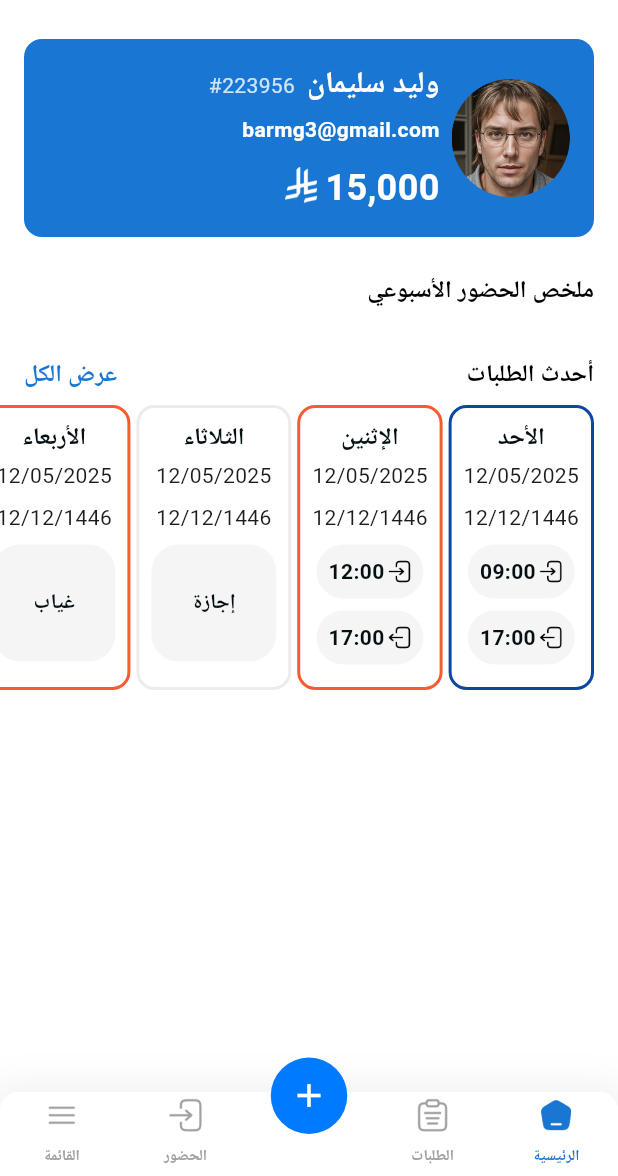
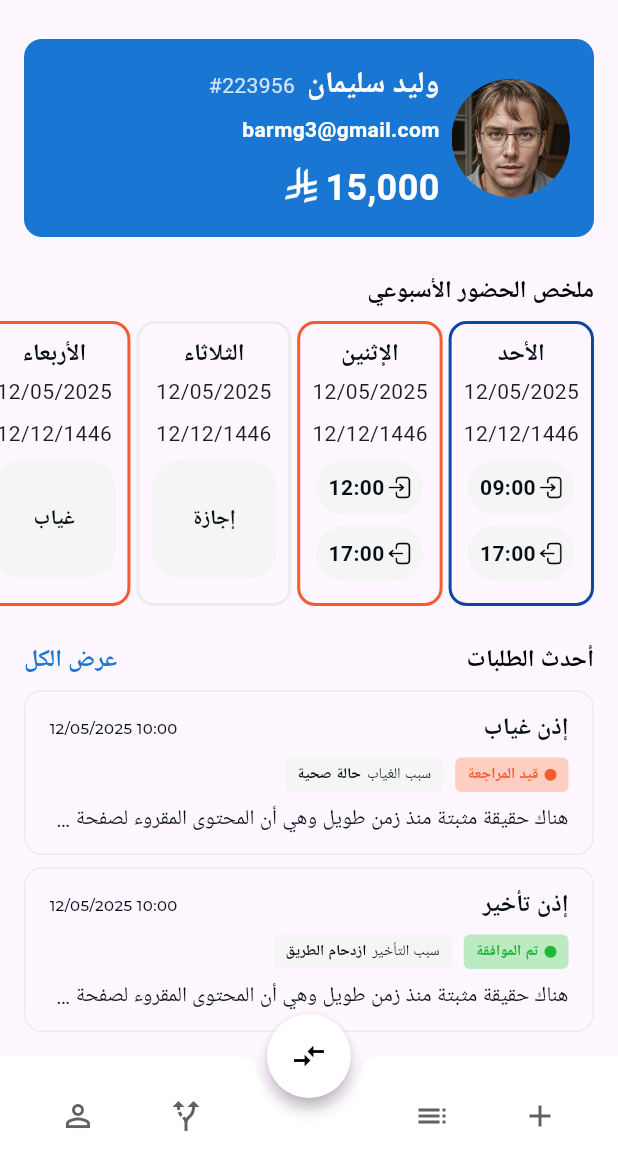
Before and after one commit to mahmoudhamdyae/Smaw, a Flutter app: the screen it shows after launch, on a phone screen of 412 x 824 dp, the part 60-1236 px from its top. Run offline on Flutter 3.47's test engine with Material 3 defaults, Android fonts, the phone set to English and light mode, and no system bars; drawn by our look-alikes of persistent_bottom_nav_bar_v2; our stand-ins replace convex_bottom_bar, get_it, google_fonts, shared_preferences; Roboto replaces fonts that are missing (Tajawal).

Commit message:
Home Screen Finish

```diff
--- a/assets/translations/ar-EG.json
+++ b/assets/translations/ar-EG.json
@@ -20,11 +20,11 @@
   "home_accepted": "تم الموافقة",
   "home_absence_reason": "سبب الغياب",
   "home_delay_reason": "سبب التأخير",
-  "home_health_reason": "حالة صحية",
-  "home_traffic_jam_reason": "ازدحام الطريق",
   "home_view_more": "عرض الكل",
   "home_vacation": "إجازة",
   "home_absence": "غياب",
+  "home_leave_of_absence": "إذن غياب",
+  "home_leave_of_delay": "إذن تأخير",
 
   "sat": "السبت",
   "sun": "الأحد",
--- a/assets/translations/en-US.json
+++ b/assets/translations/en-US.json
@@ -20,11 +20,11 @@
   "home_accepted": "Approved",
   "home_absence_reason": "Absence Reason",
   "home_delay_reason": "Delay Reason",
-  "home_health_reason": "Health Issue",
-  "home_traffic_jam_reason": "Traffic Jam",
   "home_view_more": "View All",
   "home_vacation": "Vacation",
   "home_absence": "Absence",
+  "home_leave_of_absence": "Leave of Absence",
+  "home_leave_of_delay": "Leave of Delay",
 
   "sat": "Saturday",
   "sun": "Sunday",
--- a/lib/core/resources/colors_manager.dart
+++ b/lib/core/resources/colors_manager.dart
@@ -27,4 +27,7 @@ class ColorsManager {
   static const Color black = Color(0xFF051014);
   static const Color supportBlueDeep = Color(0xFF0D47A1);
   static const Color supportOrange = Color(0xFFF75C31);
+  static const Color supportOrangeLight = Color(0xFFFDCEC1);
+  static const Color supportGreen = Color(0xFF1EB835);
+  static const Color supportGreenLight = Color(0xFFBCEAC2);
 }
--- a/lib/core/resources/strings_manager.dart
+++ b/lib/core/resources/strings_manager.dart
@@ -23,8 +23,8 @@ class StringsManager {
   static const homeAccepted = "home_accepted";
   static const homeAbsenceReason = "home_absence_reason";
   static const homeDelayReason = "home_delay_reason";
-  static const homeHealthReason = "home_health_reason";
-  static const homeTrafficJamReason = "home_traffic_jam_reason";
+  static const homeLeaveOfAbsence = "home_leave_of_absence";
+  static const homeLeaveOfDelay = "home_leave_of_delay";
   static const homeViewMore = "home_view_more";
   static const homeVacation = "home_vacation";
   static const homeAbsence = "home_absence";
--- /dev/null
+++ b/lib/features/home/domain/models/order.dart
@@ -0,0 +1,44 @@
+class Order {
+  final OrderType? type;
+  final String? date;
+  final String? time;
+  final OrderStatus? status;
+  final String? reasonTitle;
+  final String? reason;
+
+  const Order({
+    this.type,
+    this.date,
+    this.time,
+    this.status,
+    this.reasonTitle,
+    this.reason
+  });
+}
+
+enum OrderType {
+  absence, delay;
+}
+
+enum OrderStatus {
+  pending, accepted, rejected;
+}
+
+List<Order> getFakeOrders() => [
+  Order(
+    type: OrderType.absence,
+    date: '12/05/2025',
+    time: '10:00',
+    status: OrderStatus.pending,
+    reason: 'هناك حقيقة مثبتة منذ زمن طويل وهي أن المحتوى المقروء لصفحة ما سيلهي القارئ عن التركيز على الشكل الخارجي للنص أو شكل توضع الفقرات في الصفحة التي يقرأها. ولذلك يتم استخدام طريقة لوريم إيبسوم لأنها تعطي توزيعاَ طبيعياَ',
+    reasonTitle: 'حالة صحية'
+  ),
+  Order(
+      type: OrderType.delay,
+      date: '12/05/2025',
+      time: '10:00',
+      status: OrderStatus.accepted,
+      reason: 'هناك حقيقة مثبتة منذ زمن طويل وهي أن المحتوى المقروء لصفحة ما سيلهي القارئ عن التركيز على الشكل الخارجي للنص أو شكل توضع الفقرات في الصفحة التي يقرأها. ولذلك يتم استخدام طريقة لوريم إيبسوم لأنها تعطي توزيعاَ طبيعياَ',
+      reasonTitle: 'ازدحام الطريق'
+  )
+];
--- /dev/null
+++ b/lib/features/home/presentation/components/order_item.dart
@@ -0,0 +1,124 @@
+import 'package:flutter/material.dart';
+import 'package:smaw/core/resources/colors_manager.dart';
+import 'package:smaw/core/resources/fonts_manager.dart';
+import 'package:smaw/core/resources/language_manager.dart';
+import 'package:smaw/core/resources/strings_manager.dart';
+import 'package:smaw/features/home/domain/models/order.dart';
+
+class OrderItem extends StatelessWidget {
+
+  final Order order;
+  const OrderItem({super.key, required this.order});
+
+  @override
+  Widget build(BuildContext context) {
+    return Container(
+      decoration: BoxDecoration(
+        borderRadius: BorderRadius.circular(12),
+        border: Border.all(
+          width: 1,
+          color: ColorsManager.gray200
+        ),
+      ),
+      padding: EdgeInsets.symmetric(vertical: 12, horizontal: 16),
+      child: Column(
+        spacing: 8,
+        children: [
+          Row(
+            mainAxisAlignment: MainAxisAlignment.spaceBetween,
+            children: [
+              Text(
+                order.type == OrderType.absence ?
+                StringsManager.homeLeaveOfAbsence.trans(context) :
+                    order.type == OrderType.delay ?
+                    StringsManager.homeLeaveOfDelay.trans(context) : ''
+                ,
+                style: FontsManager.heading4Bold(),
+              ),
+              Text(
+                '${order.time} ${order.date}',
+                style: FontsManager.captionS(),
+              )
+            ],
+          ),
+
+          Row(
+            spacing: 8,
+            children: [
+              // Order Status
+              Container(
+                padding: EdgeInsets.symmetric(vertical: 4, horizontal: 8),
+                decoration: BoxDecoration(
+                  borderRadius: BorderRadius.circular(4),
+                  color: order.status == OrderStatus.pending ?
+                  ColorsManager.supportOrangeLight :
+                  order.status == OrderStatus.accepted ?
+                  ColorsManager.secondaryGreenLight : Colors.transparent
+                ),
+                child: Row(
+                  spacing: 4,
+                  children: [
+                    // Circle
+                    Container(
+                      width: 8,
+                      height: 8,
+                      decoration: BoxDecoration(
+                        shape: BoxShape.circle,
+                        color: order.status == OrderStatus.pending ?
+                        ColorsManager.supportOrange :
+                        order.status == OrderStatus.accepted ?
+                        ColorsManager.supportGreen : Colors.transparent
+                      ),
+                    ),
+                    Text(
+                      order.status == OrderStatus.pending ? StringsManager.homePending.trans(context) :
+                          order.status == OrderStatus.accepted ? StringsManager.homeAccepted.trans(context) :
+                              StringsManager.homeAccepted.trans(context),
+                      style: FontsManager.captionSBold(
+                          color: order.status == OrderStatus.pending ?
+                          ColorsManager.supportOrange :
+                          order.status == OrderStatus.accepted ?
+                          ColorsManager.supportGreen : Colors.transparent
+                      ),
+                    )
+                  ],
+                ),
+              ),
+
+              // Order Reason
+              Container(
+                decoration: BoxDecoration(
+                  borderRadius: BorderRadius.circular(4),
+                  color: ColorsManager.gray100
+                ),
+                padding: const EdgeInsets.symmetric(vertical: 4, horizontal: 8),
+                child: Row(
+                  spacing: 4,
+                  children: [
+                    Text(
+                      order.type == OrderType.absence ? StringsManager.homeAbsenceReason.trans(context) :
+                        order.type == OrderType.delay ? StringsManager.homeDelayReason.trans(context) :
+                        StringsManager.homeDelayReason.trans(context),
+                      style: FontsManager.captionS(),
+                    ),
+                    Text(
+                      order.reasonTitle ?? '',
+                      style: FontsManager.captionSBold(),
+                    )
+                  ],
+                ),
+              )
+            ],
+          ),
+
+          Text(
+            order.reason ?? '',
+            style: FontsManager.heading5(),
+            maxLines: 1,
+            overflow: TextOverflow.ellipsis,
+          )
+        ],
+      ),
+    );
+  }
+}
--- /dev/null
+++ b/lib/features/home/presentation/components/order_list.dart
@@ -0,0 +1,25 @@
+import 'package:flutter/material.dart';
+import 'package:smaw/core/extensions/num_extenstions.dart';
+import 'package:smaw/core/resources/sizes_manager.dart';
+import 'package:smaw/features/home/domain/models/order.dart';
+import 'package:smaw/features/home/presentation/components/order_item.dart';
+
+class OrderList extends StatelessWidget {
+
+  final List<Order> orders;
+  const OrderList({super.key, required this.orders});
+
+  @override
+  Widget build(BuildContext context) {
+    return ListView.separated(
+      padding: EdgeInsets.symmetric(horizontal: MarginsManager.mainHorizontalMargin),
+      shrinkWrap: true,
+      physics: const ClampingScrollPhysics(),
+      itemCount: orders.length,
+      separatorBuilder: (BuildContext context, int index) => 8.ph,
+      itemBuilder: (BuildContext context, int index) {
+        return OrderItem(order: orders[index]);
+      },
+    );
+  }
+}
--- a/lib/features/home/presentation/screens/home_screen.dart
+++ b/lib/features/home/presentation/screens/home_screen.dart
@@ -2,9 +2,11 @@ import 'package:flutter/material.dart';
 import 'package:smaw/core/extensions/num_extenstions.dart';
 import 'package:smaw/core/resources/strings_manager.dart';
 import 'package:smaw/features/home/domain/models/attendance.dart';
+import 'package:smaw/features/home/domain/models/order.dart';
 import 'package:smaw/features/home/presentation/components/attendance_list.dart';
 import 'package:smaw/features/home/presentation/components/home_main_label.dart';
 import 'package:smaw/features/home/presentation/components/home_top_bar.dart';
+import 'package:smaw/features/home/presentation/components/order_list.dart';
 import 'package:smaw/features/home/presentation/components/user_card.dart';
 
 class HomeScreen extends StatelessWidget {
@@ -28,14 +30,14 @@ class HomeScreen extends StatelessWidget {
               24.ph,
               HomeMainLabel(title: StringsManager.homeSummary),
               8.ph,
-              //
+              AttendanceList(attendances: getFakeAttendanceList()),
               24.ph,
               HomeMainLabel(
                 title: StringsManager.homeNewestOrders,
                 sub: StringsManager.homeViewMore,
               ),
               8.ph,
-              AttendanceList(attendances: getFakeAttendanceList())
+              OrderList(orders: getFakeOrders())
             ],
           ),
         )
--- a/lib/my_app.dart
+++ b/lib/my_app.dart
@@ -1,10 +1,13 @@
 import 'package:flutter/material.dart';
 import 'package:flutter_localizations/flutter_localizations.dart';
+import 'package:smaw/features/home/presentation/screens/home_screen.dart';
 
 import 'core/app/app_preferences.dart';
 import 'core/di/di.dart';
 import 'core/resources/language_manager.dart';
 import 'main_screen.dart';
+
+import 'package:convex_bottom_bar/convex_bottom_bar.dart';
 
 class MyApp extends StatefulWidget {
   const MyApp({super.key});
@@ -52,10 +55,178 @@ class _MyAppState extends State<MyApp> {
         colorScheme: ColorScheme.fromSeed(seedColor: Colors.deepPurple),
         useMaterial3: true,
       ),
-      home: const MainScreen(),
+      home: BallInHoleNavBar(),
     );
   }
 }
+
+
+class BallInHoleNavBar extends StatefulWidget {
+  @override
+  State<BallInHoleNavBar> createState() => _BallInHoleNavBarState();
+}
+
+class _BallInHoleNavBarState extends State<BallInHoleNavBar> {
+  int _currentIndex = 2;
+
+  final List<Widget> _pages = [
+    HomeScreen(),
+    HomeScreen(),
+    HomeScreen(),
+    HomeScreen(),
+    HomeScreen(),
+  ];
+
+  @override
+  Widget build(BuildContext context) {
+    return Scaffold(
+      body: _pages[_currentIndex],
+      floatingActionButton: FloatingActionButton(
+        backgroundColor: Colors.white,
+        shape: CircleBorder(),
+        elevation: 4,
+        onPressed: () {
+          setState(() {
+            _currentIndex = 2;
+          });
+        },
+        child: Icon(Icons.compare_arrows, color: Colors.black),
+      ),
+      floatingActionButtonLocation: FloatingActionButtonLocation.centerDocked,
+      bottomNavigationBar: BottomAppBar(
+        shape: CircularNotchedRectangle(),
+        notchMargin: 8,
+        color: Colors.white,
+        elevation: 8,
+        child: Padding(
+          padding: const EdgeInsets.symmetric(horizontal: 12.0),
+          child: Row(
+            mainAxisAlignment: MainAxisAlignment.spaceBetween,
+            children: [
+              Row(
+                children: [
+                  _buildTabIcon(Icons.add, 0),
+                  SizedBox(width: 24),
+                  _buildTabIcon(Icons.list, 1),
+                ],
+              ),
+              Row(
+                children: [
+                  _buildTabIcon(Icons.alt_route, 3),
+                  SizedBox(width: 24),
+                  _buildTabIcon(Icons.person_outline, 4),
+                ],
+              ),
+            ],
+          ),
+        ),
+      ),
+    );
+  }
+
+  Widget _buildTabIcon(IconData icon, int index) {
+    return IconButton(
+      icon: Icon(icon,
+          color: _currentIndex == index ? Colors.blue : Colors.grey[700]),
+      onPressed: () {
+        setState(() {
+          _currentIndex = index;
+        });
+      },
+    );
+  }
+}
+
+
+
+
+// class CustomBottomNav extends StatefulWidget {
+//   @override
+//   _CustomBottomNavState createState() => _CustomBottomNavState();
+// }
+//
+// class _CustomBottomNavState extends State<CustomBottomNav> {
+//   int _selectedIndex = 1;
+//
+//   final List<Widget> _pages = [
+//     Center(child: Text('Home', style: TextStyle(fontSize: 24))),
+//     Center(child: Text('Heart / Action', style: TextStyle(fontSize: 24))),
+//     Center(child: Text('Settings', style: TextStyle(fontSize: 24))),
+//   ];
+//
+//   @override
+//   Widget build(BuildContext context) {
+//     return Scaffold(
+//       body: _pages[_selectedIndex],
+//       bottomNavigationBar: ConvexAppBar.builder(
+//         style: TabStyle.fixedCircle,
+//         backgroundColor: Color(0xFF7E3FF2),
+//         color: Colors.white,
+//         activeColor: Colors.white,
+//         initialActiveIndex: _selectedIndex,
+//         itemBuilder: CustomCircleBuilder(), // 👈 Custom middle button builder
+//         count: 3,
+//         onTap: (int i) => setState(() => _selectedIndex = i),
+//       ),
+//     );
+//   }
+// }
+
+class CustomCircleBuilder extends DelegateBuilder {
+  @override
+  Widget build(BuildContext context, int index, bool active) {
+    if (index == 1) {
+      // Center Button
+      return Container(
+        height: 65,
+        width: 65,
+        decoration: BoxDecoration(
+          color: active ? Colors.white : Colors.white,
+          shape: BoxShape.circle,
+          boxShadow: [
+            BoxShadow(
+              color: Colors.black26,
+              blurRadius: 10,
+              offset: Offset(0, 4),
+            )
+          ],
+        ),
+        child: Center(
+          child: Icon(Icons.favorite,
+              size: 32, color: Color(0xFF7E3FF2)), // Inner icon color
+        ),
+      );
+    }
+
+    // Left and right buttons
+    IconData icon;
+    String label;
+    if (index == 0) {
+      icon = Icons.home;
+      label = 'Home';
+    } else {
+      icon = Icons.settings;
+      label = 'Settings';
+    }
+
+    return Column(
+      mainAxisSize: MainAxisSize.min,
+      children: [
+        Icon(icon, size: 26, color: active ? Colors.white : Colors.white70),
+        SizedBox(height: 4),
+        Text(label,
+            style: TextStyle(
+              color: active ? Colors.white : Colors.white70,
+              fontSize: 12,
+            ))
+      ],
+    );
+  }
+}
+
+
+
+
 
 
 
--- a/pubspec.yaml
+++ b/pubspec.yaml
@@ -16,7 +16,7 @@ dependencies:
   flutter_localization: ^0.3.2
   shared_preferences: ^2.5.3
   get_it: ^8.0.3
-  convex_bottom_bar: ^3.0.0
+  convex_bottom_bar:
 
 dev_dependencies:
   flutter_test:
```
